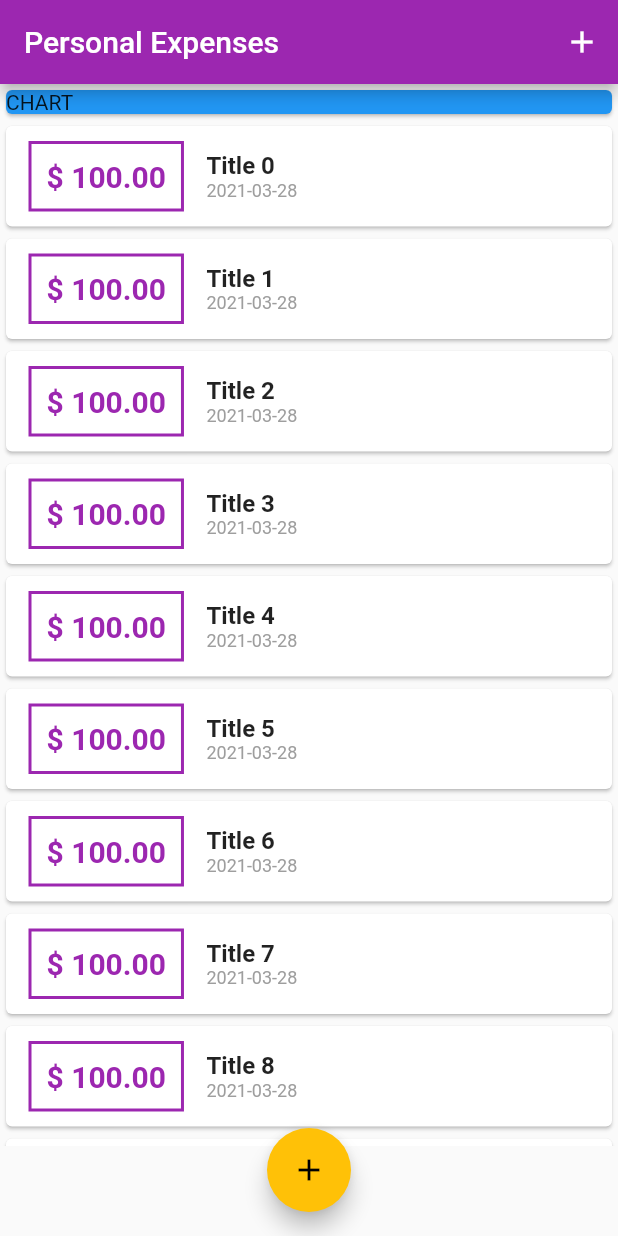
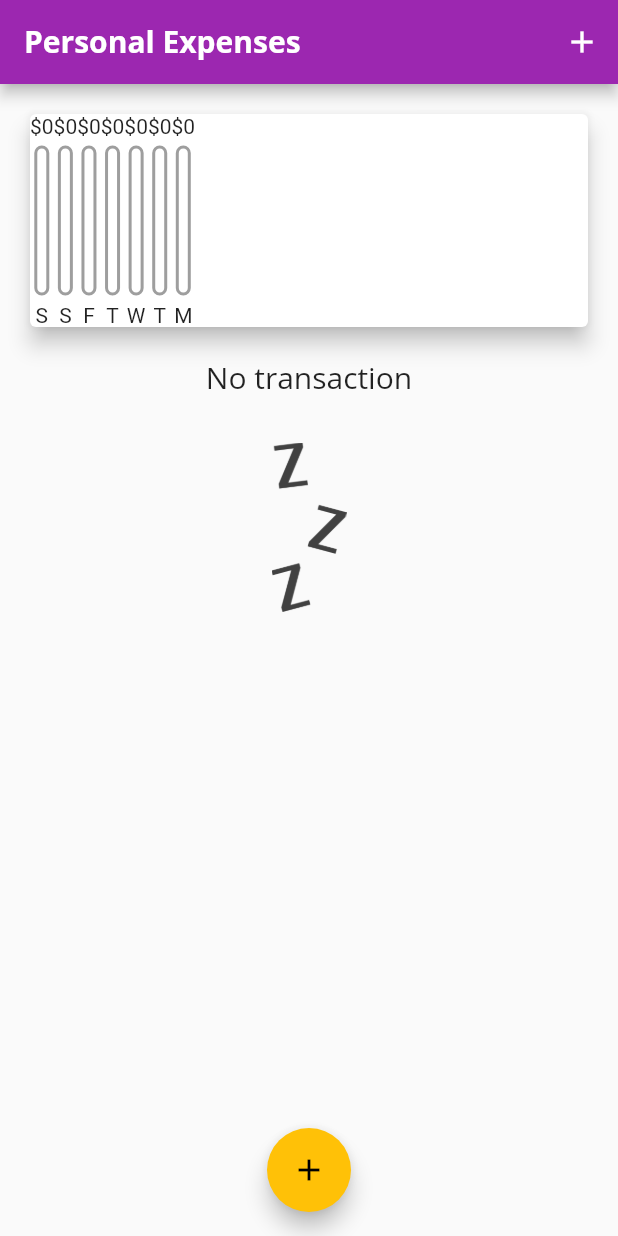
Before and after one commit to caribjin/expense_note, a Flutter app: the screen it shows after launch, on a phone screen of 412 x 824 dp. Run offline on Flutter 3.47's test engine with Material 2 defaults, Android fonts, the phone set to English and light mode, and no system bars.

Commit message:
added char & chart bar widget.

```diff
--- a/lib/main.dart
+++ b/lib/main.dart
@@ -1,4 +1,7 @@
+import 'dart:ui';
+
 import 'package:expense_note/models/transaction.dart';
+import 'package:expense_note/widgets/chart.dart';
 import 'package:expense_note/widgets/new_transaction.dart';
 import 'package:expense_note/widgets/transaction_list.dart';
 import 'package:flutter/material.dart';
@@ -15,6 +18,23 @@ class MyApp extends StatelessWidget {
       theme: ThemeData(
         primarySwatch: Colors.purple,
         accentColor: Colors.amber,
+        fontFamily: 'Quicksand',
+        textTheme: ThemeData.light().textTheme.copyWith(
+          headline6: TextStyle(
+            fontFamily: 'OpenSans',
+            // fontWeight: FontWeight.bold,
+            // fontSize: 18,
+          ),
+        ),
+        appBarTheme: AppBarTheme(
+          textTheme: ThemeData.light().textTheme.copyWith(
+            headline6: TextStyle(
+              fontFamily: 'OpenSans',
+              fontSize: 20,
+              fontWeight: FontWeight.bold,
+            ),
+          ),
+        ),
       ),
       home: MyHomePage(),
     );
@@ -33,16 +53,22 @@ class _MyHomePageState extends State<MyHomePage> {
   void initState() {
     super.initState();
 
-    for (int i = 0; i < 20; i++) {
-      transactions.add(
-        Transaction(
-          id: 't$i',
-          title: 'Title $i',
-          amount: 100,
-          date: DateTime.now(),
-        ),
-      );
-    }
+    // for (int i = 0; i < 20; i++) {
+    //   transactions.add(
+    //     Transaction(
+    //       id: 't$i',
+    //       title: 'Title $i',
+    //       amount: 100,
+    //       date: DateTime.now(),
+    //     ),
+    //   );
+    // }
+  }
+
+  List<Transaction> get _recentTransactions {
+    return transactions.where((tx) {
+      return tx.date.add(Duration(days: 7)).isAfter(DateTime.now());
+    }).toList();
   }
 
   void _addTransaction(String title, double amount) {
@@ -89,14 +115,7 @@ class _MyHomePageState extends State<MyHomePage> {
         child: Column(
           crossAxisAlignment: CrossAxisAlignment.stretch,
           children: [
-            Container(
-              child: Card(
-                color: Colors.blue,
-                child: Text(
-                  'CHART',
-                ),
-              ),
-            ),
+            Chart(_recentTransactions),
             TransactionList(transactions),
           ],
         ),
--- /dev/null
+++ b/lib/widgets/chart.dart
@@ -0,0 +1,50 @@
+import 'package:flutter/material.dart';
+
+import 'package:expense_note/models/transaction.dart';
+import 'package:intl/intl.dart';
+
+import 'chart_bar.dart';
+
+class Chart extends StatelessWidget {
+  final List<Transaction> recentTransactions;
+
+  Chart(this.recentTransactions);
+
+  double get maxAmount {
+    return groupedTransactionValues.fold(0.0, (sum, current) {
+      return sum + current['amount'];
+    });
+  }
+
+  List<Map<String, dynamic>> get groupedTransactionValues {
+    return List.generate(7, (index) {
+      final weekDay = DateTime.now().subtract(Duration(days: index));
+      double sum = 0.0;
+
+      for (var tx in recentTransactions) {
+        if (tx.date.day == weekDay.day && tx.date.month == weekDay.month && tx.date.year == weekDay.year) {
+          sum += tx.amount;
+        }
+      }
+
+      return {'day': DateFormat.E().format(weekDay), 'amount': sum};
+    });
+  }
+
+  @override
+  Widget build(BuildContext context) {
+    return Card(
+      elevation: 6,
+      margin: EdgeInsets.all(20),
+      child: Row(
+        children: groupedTransactionValues.map((tx) {
+          return ChartBar(
+            tx['day'],
+            tx['amount'],
+            maxAmount == 0.0 ? 0.0 : tx['amount'] / maxAmount,
+          );
+        }).toList(),
+      ),
+    );
+  }
+}
--- /dev/null
+++ b/lib/widgets/chart_bar.dart
@@ -0,0 +1,47 @@
+import 'package:flutter/material.dart';
+
+class ChartBar extends StatelessWidget {
+  final String label;
+  final double amount;
+  final double percent;
+
+  ChartBar(this.label, this.amount, this.percent);
+
+  @override
+  Widget build(BuildContext context) {
+    return Column(
+      children: [
+        Text('\$${amount.toStringAsFixed(0)}'),
+        SizedBox(height: 5),
+        Container(
+          height: 100,
+          width: 10,
+          child: Stack(
+            children: [
+              Container(
+                decoration: BoxDecoration(
+                  border: Border.all(
+                    color: Colors.grey,
+                    width: 2,
+                  ),
+                  borderRadius: BorderRadius.circular(10),
+                ),
+              ),
+              FractionallySizedBox(
+                heightFactor: percent,
+                child: Container(
+                  decoration: BoxDecoration(
+                    color: Theme.of(context).primaryColor,
+                    borderRadius: BorderRadius.circular(10),
+                  ),
+                ),
+              ),
+            ],
+          ),
+        ),
+        SizedBox(height: 5),
+        Text(label.substring(0, 1)),
+      ],
+    );
+  }
+}
--- a/lib/widgets/transaction_list.dart
+++ b/lib/widgets/transaction_list.dart
@@ -11,9 +11,22 @@ class TransactionList extends StatelessWidget {
   @override
   Widget build(BuildContext context) {
     return Container(
-      // color: Colors.green,
       height: MediaQuery.of(context).size.height - 140,
-      child: ListView.builder(
+      child: transactions.isEmpty
+          ? Column(
+              children: [
+                Text(
+                  'No transaction',
+                  style: Theme.of(context).textTheme.headline6,
+                ),
+                SizedBox(height: 30),
+                Image.asset(
+                  'assets/images/waiting.png',width: 50,
+                  fit: BoxFit.contain,
+                ),
+              ],
+            )
+          : ListView.builder(
               itemCount: transactions.length,
               itemBuilder: (BuildContext context, int index) {
                 return Card(
@@ -46,10 +59,7 @@ class TransactionList extends StatelessWidget {
                         children: [
                           Text(
                             transactions[index].title,
-                      style: TextStyle(
-                        fontSize: 16,
-                        fontWeight: FontWeight.w600,
-                      ),
+                            style: Theme.of(context).textTheme.headline6,
                           ),
                           Text(
                             DateFormat('yyyy-MM-dd').format(transactions[index].date),
```
Also changed, not shown: pubspec.yaml (+14 -14 lines), assets/images/waiting.png (added). Lines whose indentation alone changed are shown as unchanged.
